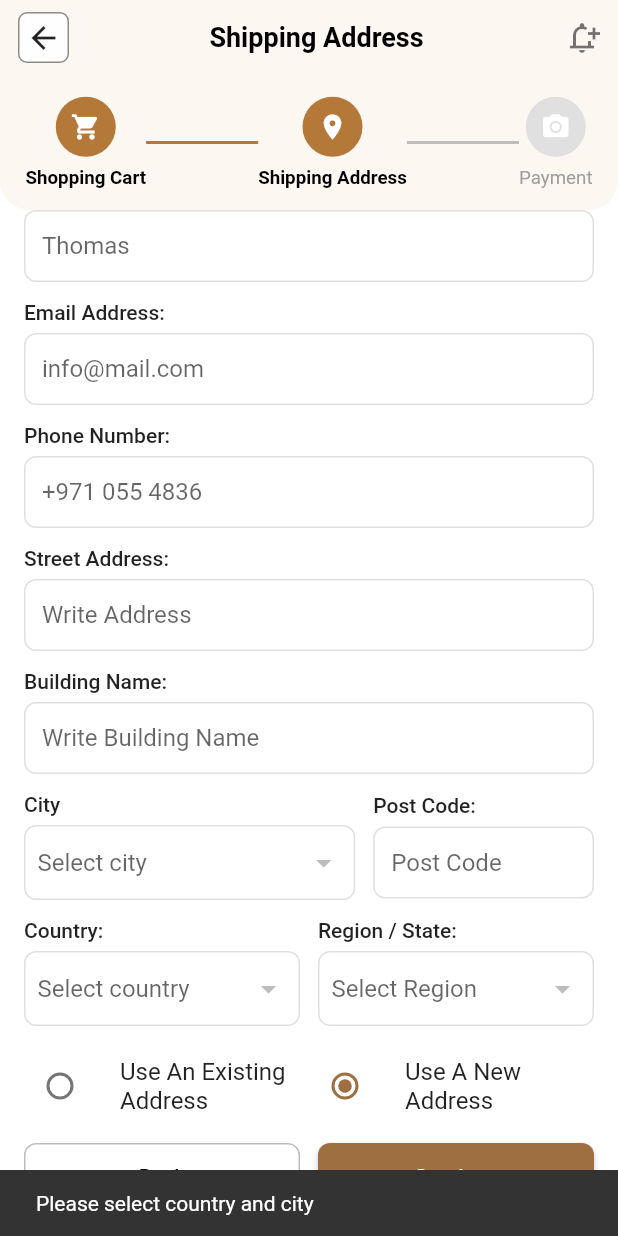
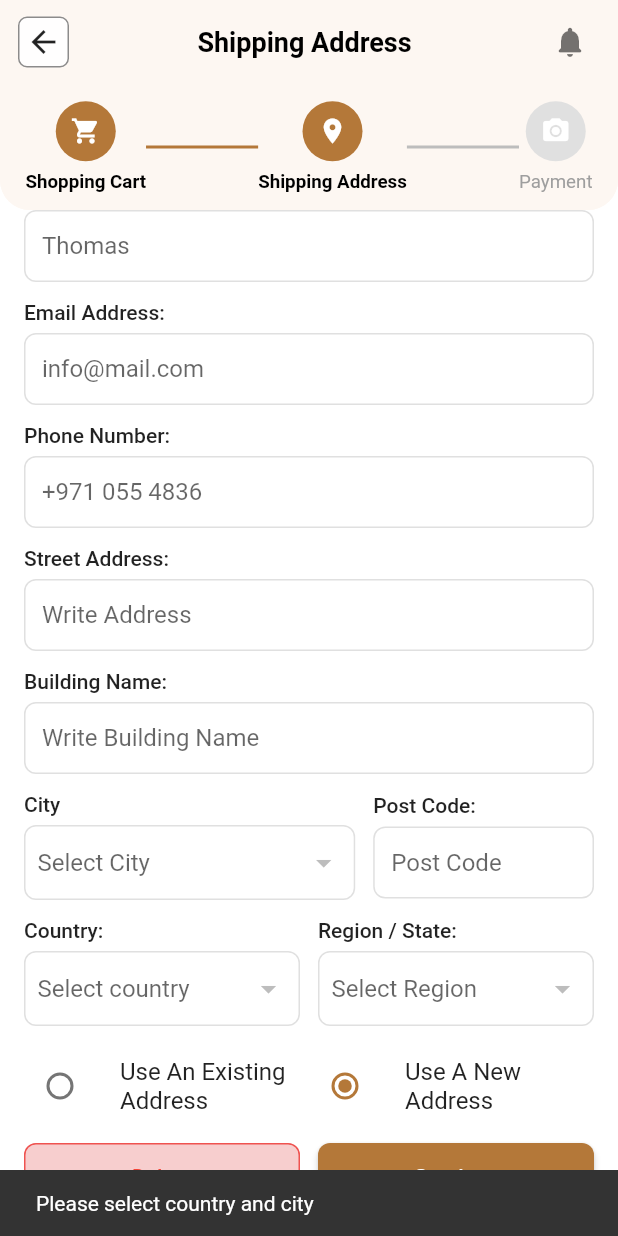
Before and after one commit to kawserfdev/Shipping-Address, a Flutter app: the screen it shows after launch, scrolled down 120 dp, after a tap on "Continue", on a phone screen of 412 x 824 dp. Run offline on Flutter 3.47's test engine with Material 3 defaults, Android fonts, the phone set to English and light mode, and no system bars; our stand-ins replace flutter_riverpod; accounts and stored records are empty; network calls fail.

Commit message:
Tesk Complete

```diff
--- a/lib/main.dart
+++ b/lib/main.dart
@@ -11,6 +11,7 @@ class MyApp extends StatelessWidget {
   @override
   Widget build(BuildContext context) {
     return MaterialApp(
+      debugShowCheckedModeBanner: false,
       title: 'Shipping',
       theme: ThemeData(
         primarySwatch: Colors.brown,
--- a/lib/provider/address_change_notifire.dart
+++ b/lib/provider/address_change_notifire.dart
@@ -1,12 +1,11 @@
+import 'dart:convert';
 import 'package:flutter/material.dart';
-import 'package:shipping/model/address_model.dart';
+import 'package:shipping/model/address_by_default_model.dart';
 import 'package:shipping/model/all_countries_model.dart';
 import 'package:shipping/model/cities_model.dart';
 import 'package:shipping/repository/address_repository.dart';
 
-
 class AddressChangeNotifier extends ChangeNotifier {
-
   final formKey = GlobalKey<FormState>();
   final firstName = TextEditingController();
   final lastName = TextEditingController();
@@ -21,29 +20,108 @@ class AddressChangeNotifier extends ChangeNotifier {
   bool isLoading = false;
 
   // Country and city data
+  AddressModelByMemberDefault? addressModel;
   List<GetCountry> countries = [];
   List<CityModel> cities = [];
-  List<CityModel> allCities=[];
+  List<CityModel> allCities = [];
 
   GetCountry? selectedCountry;
   CityModel? selectedRegion;
   CityModel? selectedCity;
 
-  final Color accent = const Color(0xFF9E7041);
+  final Color accent = const Color(0xFFB47839);
 
+  void initialize(
+    AddressModelByMemberDefault? address,
+    AddressRepository repo, BuildContext context
+  ) async {
+    await loadCountries(repo);
+    await loadAllCities(repo);
+    await loadAddress(repo,context);
+    if (address != null) {
+      _populateFields(address);
+    }
+    notifyListeners();
+  }
 
-  void initialize(AddressModel? address, AddressRepository repo) async {
-    if (address != null) {
+  Future<void> loadAddress(AddressRepository repo, BuildContext context) async {
+    try {
+      isLoading = true;
+      notifyListeners();
+
+      final data = await repo.fetchDefaultAddress(1004);
+
+      if (data != null) {
+        addressModel = data;
+        _populateFields(addressModel!);
+        if (addressModel!=null) {
+          ScaffoldMessenger.of(
+          context,
+        ).showSnackBar(SnackBar(content: Text('Default Address Loaded')));
+        }else{
+           ScaffoldMessenger.of(
+          context,
+        ).showSnackBar(SnackBar(content: Text('No Default Address Found')));
+        }
+
+        debugPrint("Loaded Default Address: ${jsonEncode(addressModel)}");
+      } else {
+        debugPrint("No addresses found for member: 1004");
+      }
+    } catch (e, stack) {
+      debugPrint("Error loading address: $e");
+      debugPrint(stack.toString());
+    } finally {
+      isLoading = false;
+      notifyListeners();
+    }
+  }
+
+  Future<void> deleteAddress(AddressRepository repo) async {
+    try {
+      isLoading = true;
+      notifyListeners();
+
+      final addressId = addressModel?.memberShippingAddressId;
+      final memberId = addressModel?.memberId;
+
+      if (addressId == null || memberId == null) {
+        throw Exception('Invalid address data');
+      }
+
+      await repo.removeAddress(addressId, memberId);
+
+      addressModel = null;
+      allClear();
+    } catch (e, stack) {
+      debugPrint(" Error deleting address: $e");
+      debugPrint(stack.toString());
+    } finally {
+      isLoading = false;
+      notifyListeners();
+    }
+  }
+
+  void _populateFields(AddressModelByMemberDefault address) {
     firstName.text = address.firstName ?? "";
     lastName.text = address.lastName ?? "";
     email.text = address.email ?? "";
     phone.text = address.mobileNo ?? "";
     addressLine.text = address.addressLine1 ?? "";
+    buildingName.text = address.addressLine2 ?? "";
     postCode.text = address.zipCode ?? "";
   }
-    await loadCountries(repo);
-    await loadAllCities(repo);
-    notifyListeners();
+
+  void allClear() {
+    firstName.clear();
+    lastName.clear();
+    email.clear();
+    phone.clear();
+    addressLine.clear();
+    buildingName.clear();
+    postCode.clear();
+    cities = [];
+    addressModel = null;
   }
 
   // Load country list
@@ -81,6 +159,7 @@ Future<void> loadAllCities(AddressRepository repo) async {
       notifyListeners();
     }
   }
+
   // load city list
   Future<void> loadCity(AddressRepository repo, int cityId) async {
     try {
@@ -148,10 +227,6 @@ Future<void> loadCities(AddressRepository repo, int countryId) async {
     notifyListeners();
   }
 
-  // void allClear(){
-  //   firstName.text = null;
-  // }
-
   @override
   void dispose() {
     firstName.dispose();
--- a/lib/repository/address_repository.dart
+++ b/lib/repository/address_repository.dart
@@ -1,5 +1,5 @@
 import 'package:shipping/model/address_model.dart';
-import 'package:shipping/model/address_model_by_default_mbr.dart';
+import 'package:shipping/model/address_by_default_model.dart';
 import 'package:shipping/model/all_countries_model.dart';
 import 'package:shipping/model/cities_model.dart';
 import 'package:shipping/service/api_service.dart';
--- a/lib/service/api_service.dart
+++ b/lib/service/api_service.dart
@@ -2,7 +2,7 @@ import 'dart:convert';
 import 'package:flutter/material.dart';
 import 'package:http/http.dart' as http;
 import 'package:shipping/model/address_model.dart';
-import 'package:shipping/model/address_model_by_default_mbr.dart';
+import 'package:shipping/model/address_by_default_model.dart';
 import 'package:shipping/model/all_countries_model.dart';
 import 'package:shipping/model/cities_model.dart';
 
@@ -13,7 +13,6 @@ class ApiService {
 
   Uri _uri(String path, [Map<String, dynamic>? query]) {
     if (query == null) return Uri.parse('$kBaseUrl$path');
-    debugPrint("API URL: $kBaseUrl$path");
     return Uri.parse(
       '$kBaseUrl$path',
     ).replace(queryParameters: query.map((k, v) => MapEntry(k, v.toString())));
--- a/lib/view/shipping_address_page.dart
+++ b/lib/view/shipping_address_page.dart
@@ -1,16 +1,17 @@
 import 'dart:convert';
-
 import 'package:flutter/material.dart';
 import 'package:flutter_riverpod/flutter_riverpod.dart';
 import 'package:shipping/model/address_model.dart';
+import 'package:shipping/model/address_by_default_model.dart';
 import 'package:shipping/model/all_countries_model.dart';
 import 'package:shipping/model/cities_model.dart';
 import 'package:shipping/provider/address_change_notifire.dart';
 import 'package:shipping/provider/address_provider.dart';
 import 'package:shipping/repository/address_repository.dart';
+import 'package:shipping/utils/app_colors.dart';
 
 class ShippingAddressPage extends ConsumerStatefulWidget {
-  final AddressModel? address;
+  final AddressModelByMemberDefault? address;
   const ShippingAddressPage({Key? key, this.address}) : super(key: key);
 
   @override
@@ -25,7 +26,7 @@ class _ShippingAddressPageState extends ConsumerState<ShippingAddressPage> {
     WidgetsBinding.instance.addPostFrameCallback((_) async {
       final notifier = ref.read(addressChangeNotifierProvider);
       final repo = ref.read(addressRepositoryProvider);
-      notifier.initialize(widget.address, repo);
+      notifier.initialize(widget.address, repo,context);
     });
   }
 
@@ -33,9 +34,6 @@ class _ShippingAddressPageState extends ConsumerState<ShippingAddressPage> {
   Widget build(BuildContext context) {
     final repo = ref.watch(addressRepositoryProvider);
     final notifier = ref.watch(addressChangeNotifierProvider);
-    const primaryColor = Color(0xFFB47839);
-    const bgColor = Color(0xFFFFFFFF);
-    const appbarColor = Color(0xFFFDF7F2);
     return Listener(
       onPointerDown: (_) {
         FocusScopeNode currentFocus = FocusScope.of(context);
@@ -44,7 +42,7 @@ class _ShippingAddressPageState extends ConsumerState<ShippingAddressPage> {
         }
       },
       child: Scaffold(
-        backgroundColor: bgColor,
+        backgroundColor: AppColors.bgColor,
         appBar: PreferredSize(
           preferredSize: const Size.fromHeight(140.0),
           child: ClipRRect(
@@ -53,7 +51,7 @@ class _ShippingAddressPageState extends ConsumerState<ShippingAddressPage> {
               bottomRight: Radius.circular(20),
             ),
             child: AppBar(
-              backgroundColor: appbarColor,
+              backgroundColor: AppColors.appbarColor,
               elevation: 0,
               centerTitle: true,
               automaticallyImplyLeading: false,
@@ -69,14 +67,13 @@ class _ShippingAddressPageState extends ConsumerState<ShippingAddressPage> {
                         mainAxisAlignment: MainAxisAlignment.spaceBetween,
                         children: [
                           GestureDetector(
-                            onTap: () => Navigator.pop(context),
+                            onTap: () {}, // => Navigator.pop(context),
                             child: Container(
                               padding: const EdgeInsets.all(4),
                               decoration: BoxDecoration(
                                 borderRadius: BorderRadius.circular(6),
                                 border: Border.all(color: Colors.black45),
                                 color: Colors.white.withOpacity(0.9),
-
                               ),
                               child: const Icon(
                                 Icons.arrow_back,
@@ -93,9 +90,12 @@ class _ShippingAddressPageState extends ConsumerState<ShippingAddressPage> {
                               color: Colors.black,
                             ),
                           ),
-                          const Icon(
-                            Icons.notification_add_outlined,
-                            color: Colors.black54,
+                          Padding(
+                            padding: const EdgeInsets.all(8.0),
+                            child: Icon(
+                              Icons.notifications_rounded,
+                              color: Colors.black54,
+                            ),
                           ),
                         ],
                       ),
@@ -103,7 +103,7 @@ class _ShippingAddressPageState extends ConsumerState<ShippingAddressPage> {
                     Expanded(
                       child: Container(
                         width: double.infinity,
-                        color: appbarColor,
+                        color: AppColors.appbarColor,
                         padding: const EdgeInsets.symmetric(
                           vertical: 11,
                           horizontal: 17,
@@ -116,21 +116,21 @@ class _ShippingAddressPageState extends ConsumerState<ShippingAddressPage> {
                               "Shopping Cart",
                               Icons.shopping_cart,
                               true,
-                              primaryColor,
+                              AppColors.primaryColor,
                             ),
-                            _buildDivider(primaryColor, true),
+                            _buildDivider(AppColors.primaryColor, true),
                             _buildStepItem(
                               "Shipping Address",
                               Icons.location_on,
                               true,
-                              primaryColor,
+                              AppColors.primaryColor,
                             ),
-                            _buildDivider(primaryColor, false),
+                            _buildDivider(AppColors.primaryColor, false),
                             _buildStepItem(
                               "Payment",
                               Icons.camera_alt,
                               false,
-                              primaryColor,
+                              AppColors.primaryColor,
                             ),
                           ],
                         ),
@@ -216,7 +216,6 @@ class _ShippingAddressPageState extends ConsumerState<ShippingAddressPage> {
 
                           const SizedBox(height: 12),
 
-                          // Country + Region Row
                           Row(
                             children: [
                               Expanded(
@@ -243,7 +242,6 @@ class _ShippingAddressPageState extends ConsumerState<ShippingAddressPage> {
 
                           const SizedBox(height: 12),
 
-                          // Use existing/new
                           Row(
                             children: [
                               Expanded(
@@ -279,16 +277,41 @@ class _ShippingAddressPageState extends ConsumerState<ShippingAddressPage> {
 
                           const SizedBox(height: 8),
 
-                          // Buttons
                           Row(
                             children: [
                               Expanded(
                                 child: OutlinedButton(
-                                  onPressed: () => Navigator.pop(context),
+                                  onPressed: notifier.isLoading
+                                      ? null
+                                      : () {
+                                          if (notifier.addressModel != null) {
+                                            notifier.deleteAddress(repo);
+                                            ScaffoldMessenger.of(
+                                              context,
+                                            ).showSnackBar(
+                                              SnackBar(
+                                                content: Text(
+                                                  'Address Delete Successful',
+                                                ),
+                                              ),
+                                            );
+                                             notifier.loadAddress(repo,context);
+                                          } else {
+                                            ScaffoldMessenger.of(
+                                              context,
+                                            ).showSnackBar(
+                                              SnackBar(
+                                                content: Text(
+                                                  'Address is null',
+                                                ),
+                                              ),
+                                            );
+                                          }
+                                        },
                                   style: OutlinedButton.styleFrom(
-                                    backgroundColor: Colors.white,
+                                    backgroundColor: const Color(0xFFF7CECE),
                                     side: BorderSide(
-                                      color: Colors.grey.shade400,
+                                      color: Colors.red.shade400,
                                     ),
                                     padding: const EdgeInsets.symmetric(
                                       vertical: 14,
@@ -297,10 +320,19 @@ class _ShippingAddressPageState extends ConsumerState<ShippingAddressPage> {
                                       borderRadius: BorderRadius.circular(8),
                                     ),
                                   ),
-                                  child: const Text(
-                                    'Back',
-                                    style: TextStyle(color: Colors.black),
-                                  ),
+                                  child: notifier.isLoading
+                                      ? const SizedBox(
+                                          height: 16,
+                                          width: 16,
+                                          child: CircularProgressIndicator(
+                                            color: Colors.white,
+                                            strokeWidth: 2,
+                                          ),
+                                        )
+                                      : const Text(
+                                          'Delete',
+                                          style: TextStyle(color: Colors.red),
+                                        ),
                                 ),
                               ),
                               const SizedBox(width: 12),
@@ -423,17 +455,25 @@ class _ShippingAddressPageState extends ConsumerState<ShippingAddressPage> {
         border: Border.all(color: Colors.grey.shade300),
       ),
       child: DropdownButtonHideUnderline(
-        child: DropdownButton<CityModel>(
+        child: DropdownButton<int>(
           isExpanded: true,
-          value: notifier.selectedCity,
+          value: notifier.selectedCity?.cityId,
           items: notifier.allCities
               .map(
-                (c) =>
-                    DropdownMenuItem(value: c, child: Text(c.cityName ?? "")),
+                (c) => DropdownMenuItem<int>(
+                  value: c.cityId,
+                  child: Text(c.cityName ?? ""),
+                ),
               )
               .toList(),
-          onChanged: notifier.updateSelectedCity,
-          hint: const Text('Select city'),
+          onChanged: (value) {
+            final selected = notifier.allCities.firstWhere(
+              (c) => c.cityId == value,
+              orElse: () => CityModel(),
+            );
+            notifier.updateSelectedCity(selected);
+          },
+          hint: const Text('Select City'),
         ),
       ),
     );
@@ -448,16 +488,24 @@ class _ShippingAddressPageState extends ConsumerState<ShippingAddressPage> {
         border: Border.all(color: Colors.grey.shade300),
       ),
       child: DropdownButtonHideUnderline(
-        child: DropdownButton<CityModel>(
+        child: DropdownButton<int>(
           isExpanded: true,
-          value: notifier.selectedRegion,
+          value: notifier.selectedRegion?.cityId,
           items: notifier.cities
               .map(
-                (c) =>
-                    DropdownMenuItem(value: c, child: Text(c.cityName ?? "")),
+                (c) => DropdownMenuItem<int>(
+                  value: c.cityId,
+                  child: Text(c.cityName ?? ""),
+                ),
               )
               .toList(),
-          onChanged: notifier.updateSelectedRegion,
+          onChanged: (value) {
+            final selected = notifier.cities.firstWhere(
+              (c) => c.cityId == value,
+              orElse: () => CityModel(),
+            );
+            notifier.updateSelectedRegion(selected);
+          },
           hint: const Text('Select Region'),
         ),
       ),
@@ -469,14 +517,6 @@ class _ShippingAddressPageState extends ConsumerState<ShippingAddressPage> {
     AddressRepository repo,
     AddressChangeNotifier notifier,
   ) async {
-    // if (notifier.useExisting) {
-    //   ScaffoldMessenger.of(context).showSnackBar(
-    //     const SnackBar(
-    //       content: Text('Select existing address not implemented'),
-    //     ),
-    //   );
-    //   return;
-    // }
     if (notifier.selectedCountry == null || notifier.selectedCity == null) {
       ScaffoldMessenger.of(context).showSnackBar(
         const SnackBar(content: Text('Please select country and city')),
@@ -503,7 +543,7 @@ class _ShippingAddressPageState extends ConsumerState<ShippingAddressPage> {
         cityId: notifier.selectedCity?.cityId ?? 0,
         countryId: notifier.selectedCountry?.countryId ?? 0,
         zipCode: notifier.postCode.text.trim(),
-        isDefault: false,
+        isDefault: true,
       );
 
       debugPrint("Address Payload ${jsonEncode(model)}");
@@ -514,15 +554,18 @@ class _ShippingAddressPageState extends ConsumerState<ShippingAddressPage> {
         ScaffoldMessenger.of(
           context,
         ).showSnackBar(SnackBar(content: Text('Address added Successful')));
+        notifier.allClear();
+        notifier.loadAddress(repo,context);
       } else {
         await repo.updateAddress(model.memberShippingAddressId!, model);
+        // model = null;
         debugPrint("Address added Successful");
         ScaffoldMessenger.of(
           context,
         ).showSnackBar(SnackBar(content: Text('Address Edit Successful')));
+        notifier.allClear();
+        notifier.loadAddress(repo,context);
       }
-
-      // if (context.mounted) Navigator.pop(context, true);
     } catch (e) {
       ScaffoldMessenger.of(
         context,
@@ -532,7 +575,6 @@ class _ShippingAddressPageState extends ConsumerState<ShippingAddressPage> {
     }
   }
 
-  // Step Item (Circle + Label)
   Widget _buildStepItem(
     String title,
     IconData icon,
@@ -560,7 +602,6 @@ class _ShippingAddressPageState extends ConsumerState<ShippingAddressPage> {
     );
   }
 
-  // Divider between steps
   Widget _buildDivider(Color activeColor, bool isActive) {
     return Expanded(
       child: Divider(
```
Also changed, not shown: lib/model/address_by_default_model.dart (renamed from lib/model/address_model_by_default_mbr.dart), 1 other file. Lines whose indentation alone changed are shown as unchanged.
